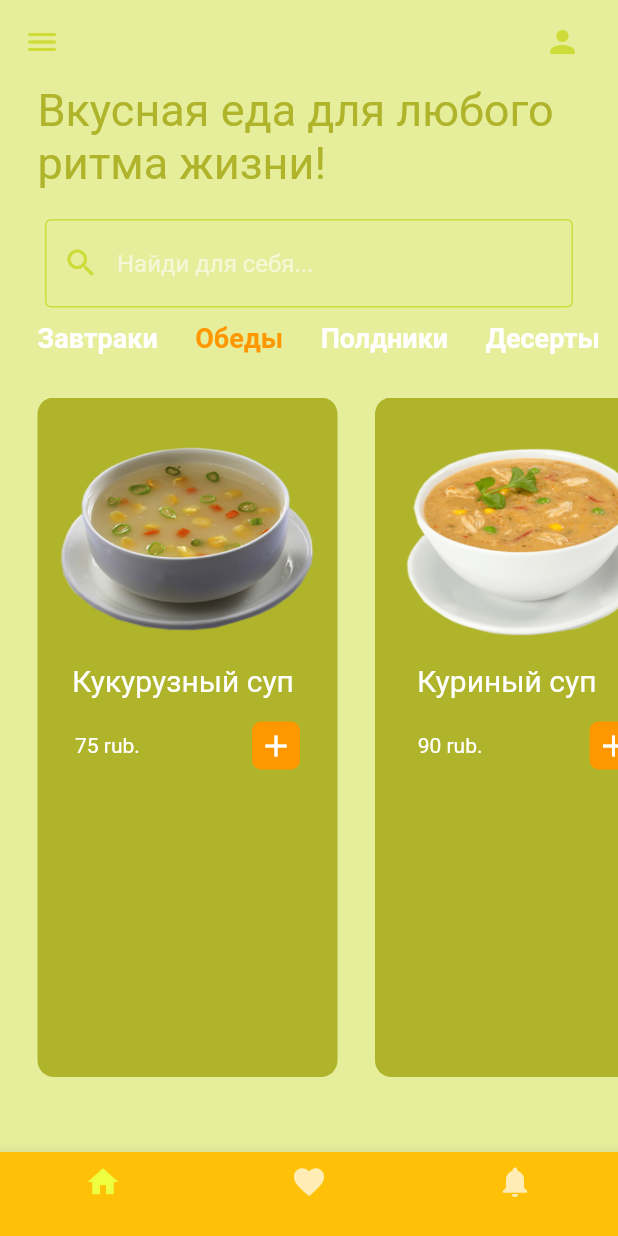
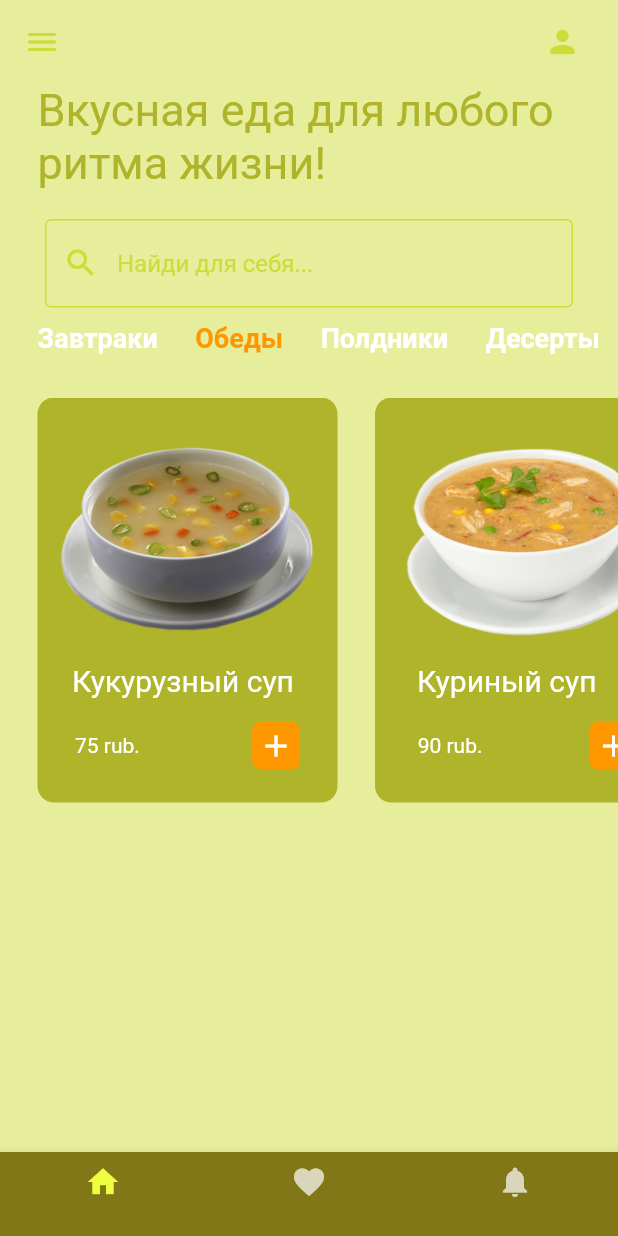
Before and after one commit to KNGCoder/mb_task2, a Flutter app: the screen it shows after launch, on a phone screen of 412 x 824 dp. Run offline on Flutter 3.47's test engine with Material 2 defaults, Android fonts, the phone set to English and light mode, and no system bars.

Commit message:
размер стабилен, поправлен дизайн деталей

```diff
--- a/lib/pages/home_page.dart
+++ b/lib/pages/home_page.dart
@@ -46,7 +46,7 @@ class _HomePageState extends State<HomePage> {
         BottomNavigationBarItem(icon: Icon(Icons.home, color: Colors.limeAccent,),label: ''),
         BottomNavigationBarItem(icon: Icon(Icons.favorite),label: ''),
         BottomNavigationBarItem(icon: Icon(Icons.notifications),label: ''),
-        ], backgroundColor: Colors.amber ),
+        ], backgroundColor: Colors.lime[900] ),
 
       body: Column(children: [
         Padding(
@@ -56,15 +56,14 @@ class _HomePageState extends State<HomePage> {
           style: TextStyle(fontSize: 30, color: Colors.lime[700]),
           ),
          ),
-         const SizedBox(height: 20),
+         const SizedBox(height: 20),// отступ между надписью и поиском
          Padding(
-          padding: const EdgeInsets.symmetric(horizontal: 30.0),
+          padding: const EdgeInsets.symmetric(horizontal: 30.0),// отступ снаружи поиска
           child: TextField(
             decoration: InputDecoration(
               prefixIcon: const Icon(Icons.search, color: Colors.lime,),
-              hintText: 'Найди для себя...',
-
-
+              hintText:'Найди для себя...',
+              hintStyle: TextStyle(color:Colors.lime),
               focusedBorder: OutlineInputBorder(
                 borderSide: BorderSide(color: Colors.lime.shade900)),
               enabledBorder: const OutlineInputBorder(
@@ -89,7 +88,8 @@ class _HomePageState extends State<HomePage> {
             },
           ),
          ),
-        Expanded(
+        Container(
+          height: 320,
           child: ListView(
             scrollDirection: Axis.horizontal,
             children: const [
--- a/lib/util/food_title.dart
+++ b/lib/util/food_title.dart
@@ -29,7 +29,8 @@ class FoodTitle extends StatelessWidget{
             //image food
           ClipRRect(
             borderRadius: BorderRadius.circular(12),
-            child: Container(
+            child:
+            Container(
               width: 200,
               height: 150,
               child: FittedBox(
```
